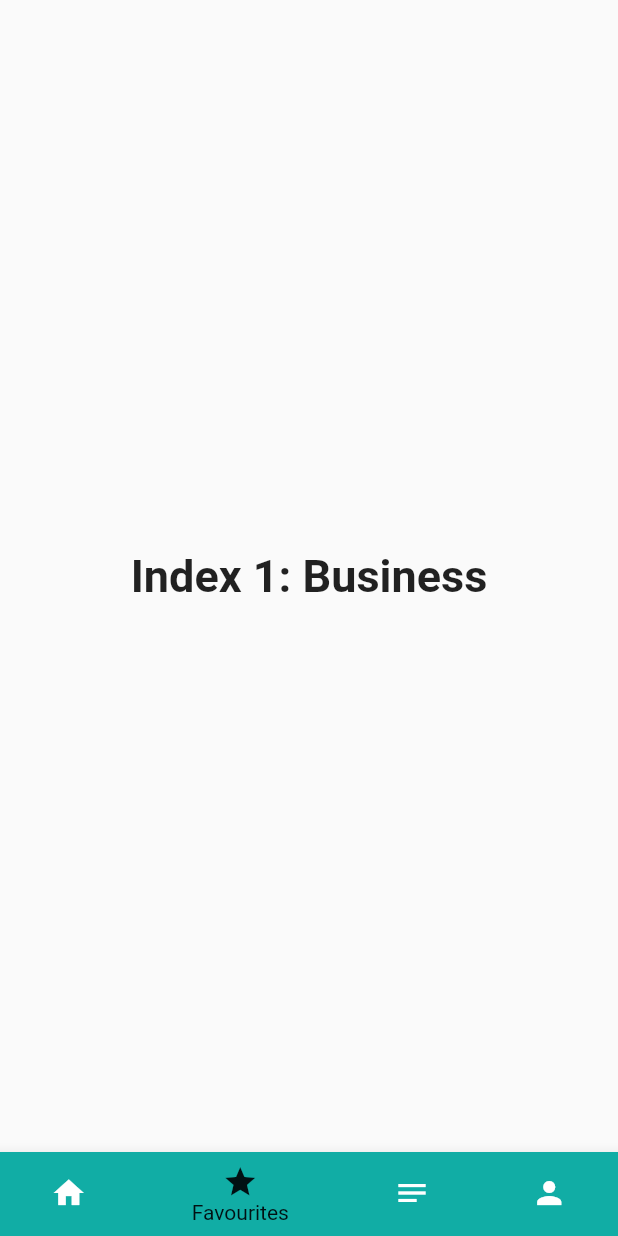
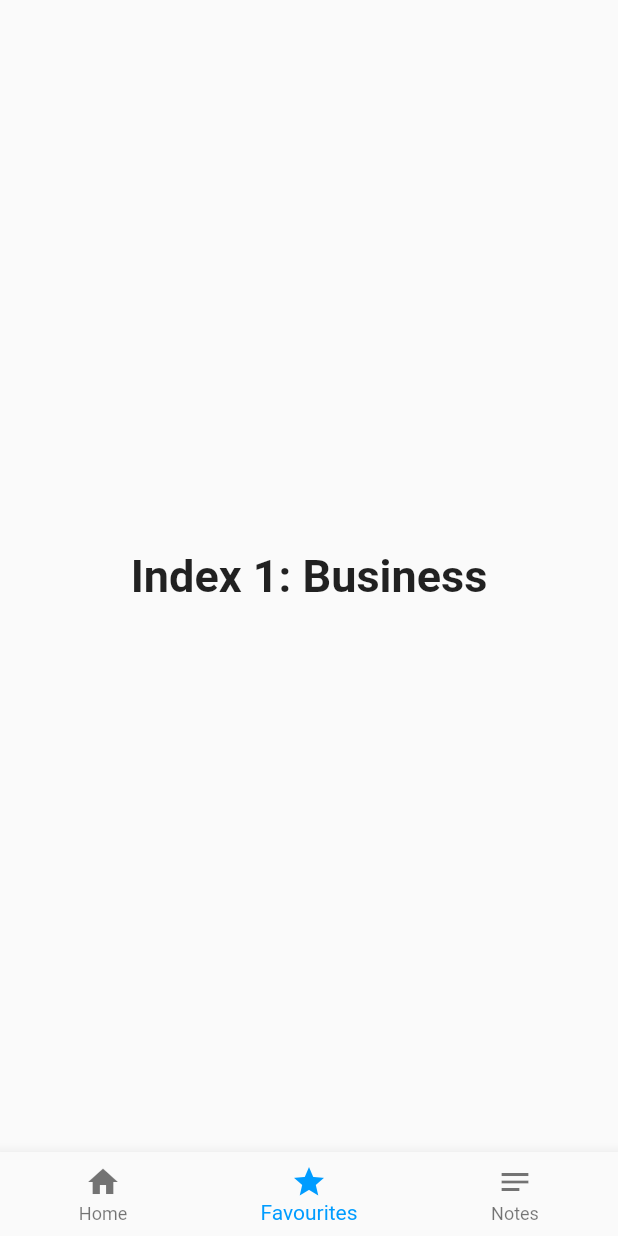
Before and after one commit to ratulsarker/LocateIT_s, a Flutter app: the screen it shows after launch, item 2 of the bottom bar chosen, on a phone screen of 412 x 824 dp. Run offline on Flutter 3.47's test engine with Material 2 defaults, Android fonts, the phone set to English and light mode, and no system bars.

Commit message:
home page

```diff
--- a/lib/main.dart
+++ b/lib/main.dart
@@ -66,23 +66,16 @@ class _MyHomePageState extends State<MyHomePage> {
         items: const <BottomNavigationBarItem>[
           BottomNavigationBarItem(
               icon: Icon(Icons.home),
-              label: 'Home',
-              backgroundColor: Color.fromARGB(255, 17, 137, 173)),
+              label: 'Home'),
           BottomNavigationBarItem(
               icon: Icon(Icons.star),
-              label: 'Favourites',
-              backgroundColor: Color.fromARGB(255, 17, 173, 165)),
+              label: 'Favourites'),
           BottomNavigationBarItem(
               icon: Icon(Icons.notes),
-              label: 'Notes',
-              backgroundColor: Color.fromARGB(255, 17, 173, 165)),
-          BottomNavigationBarItem(
-              icon: Icon(Icons.person),
-              label: 'Profile',
-              backgroundColor: Color.fromARGB(255, 17, 173, 160)),
+              label: 'Notes')
         ],
         currentIndex: _selectedIndex,
-        selectedItemColor: Color.fromARGB(255, 1, 16, 19),
+        selectedItemColor: Color.fromRGBO(0, 156, 255, 1),
         onTap: _onItemTapped,
       ),
     );
```
